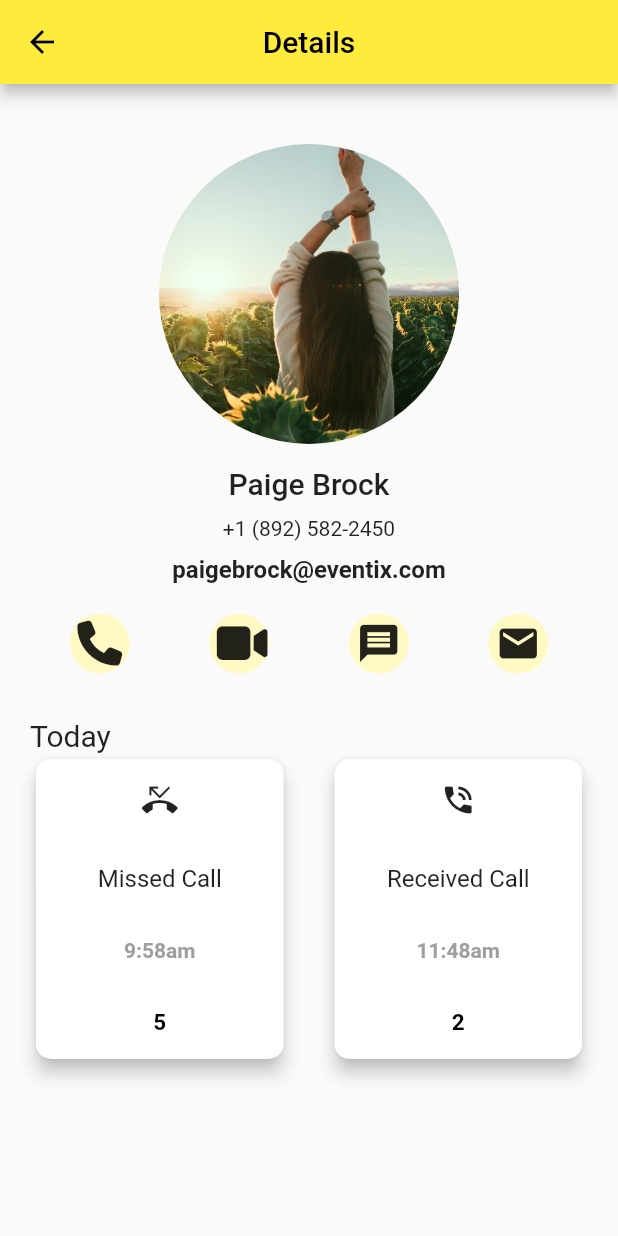
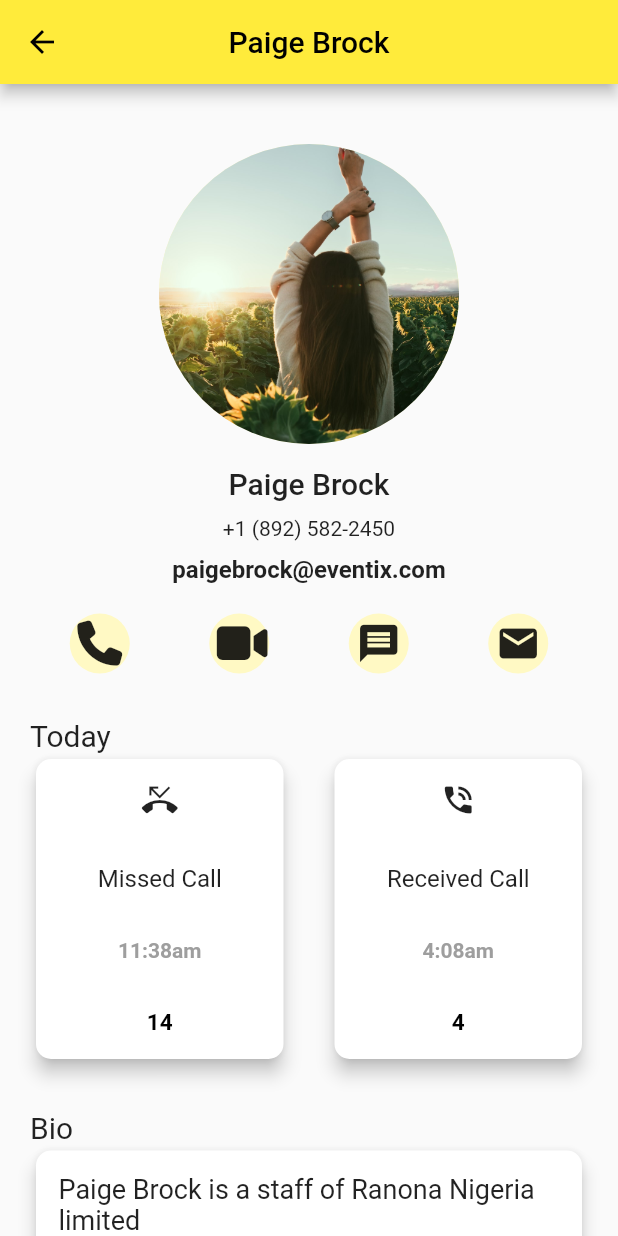
Before and after one commit to OstrichFarmer/contact_app, a Flutter app: the screen it shows after launch, after a tap on "Paige Brock", on a phone screen of 412 x 824 dp. Run offline on Flutter 3.47's test engine with Material 2 defaults, Android fonts, the phone set to English and light mode, and no system bars; our stand-ins replace font_awesome_flutter, google_fonts; Roboto replaces fonts that are missing (Abel, Aclonica).

Commit message:
finished the contact app

```diff
--- a/lib/contact_detail.dart
+++ b/lib/contact_detail.dart
@@ -22,7 +22,7 @@ class ContactDetailScreen extends StatelessWidget {
   Widget build(BuildContext context) {
     return Scaffold(
         appBar: AppBar(
-          title: const Text('Details'),
+          title: Text(name),
           centerTitle: true,
         ),
         body: SingleChildScrollView(
@@ -124,14 +124,14 @@ class ContactDetailScreen extends StatelessWidget {
                                     fontSize: 16, fontWeight: FontWeight.w400),
                               ),
                               Text(
-                                '9:58am',
+                                '11:38am',
                                 style: TextStyle(
                                     color: Colors.grey,
                                     fontSize: 14,
                                     fontWeight: FontWeight.bold),
                               ),
                               Text(
-                                '5',
+                                '14',
                                 style: TextStyle(
                                     fontSize: 15,
                                     color: Colors.black,
@@ -159,14 +159,14 @@ class ContactDetailScreen extends StatelessWidget {
                                     fontSize: 16, fontWeight: FontWeight.w400),
                               ),
                               Text(
-                                '11:48am',
+                                '4:08am',
                                 style: TextStyle(
                                     color: Colors.grey,
                                     fontSize: 14,
                                     fontWeight: FontWeight.bold),
                               ),
                               Text(
-                                '2',
+                                '4',
                                 style: TextStyle(
                                     fontSize: 15,
                                     color: Colors.black,
@@ -178,25 +178,42 @@ class ContactDetailScreen extends StatelessWidget {
                       )
                     ],
                   ),
-                  // const SizedBox(
-                  //   height: 30,
-                  // ),
-                  // Text(
-                  //   'Bio',
-                  //   style: GoogleFonts.aclonica(fontSize: 20),
-                  // ),
-                  // const Card(
-                  //   elevation: 5,
-                  //   shape: RoundedRectangleBorder(
-                  //     borderRadius: BorderRadius.all(
-                  //       Radius.circular(10),
-                  //     ),
-                  //   ),
-                  //   child: SizedBox(
-                  //     height: 100,
-                  //     width: double.infinity,
-                  //   ),
-                  // )
+                  const SizedBox(
+                    height: 30,
+                  ),
+                  Text(
+                    'Bio',
+                    style: GoogleFonts.aclonica(fontSize: 20),
+                  ),
+                  Card(
+                    elevation: 5,
+                    shape: const RoundedRectangleBorder(
+                      borderRadius: BorderRadius.all(
+                        Radius.circular(10),
+                      ),
+                    ),
+                    child: SizedBox(
+                      height: 100,
+                      width: double.infinity,
+                      child: Padding(
+                        padding: const EdgeInsets.all(15.0),
+                        child: Column(
+                          crossAxisAlignment: CrossAxisAlignment.start,
+                          children: [
+                            Text(
+                              '$name is a staff of Ranona Nigeria limited ',
+                              style: const TextStyle(
+                                  fontSize: 18, fontWeight: FontWeight.w400),
+                            ),
+                            const SizedBox(
+                              height: 10,
+                            ),
+                            Text('Email: $email')
+                          ],
+                        ),
+                      ),
+                    ),
+                  )
                 ],
               )),
         ));
--- a/lib/contact_screen.dart
+++ b/lib/contact_screen.dart
@@ -1,10 +1,13 @@
 import 'package:contact_app/contact_detail.dart';
 import 'package:contact_app/dummy_data.dart';
 import 'package:flutter/material.dart';
+import 'package:font_awesome_flutter/font_awesome_flutter.dart';
 import 'package:google_fonts/google_fonts.dart';
 
 class ContactScreen extends StatefulWidget {
-  const ContactScreen({Key? key}) : super(key: key);
+  const ContactScreen({
+    Key? key,
+  }) : super(key: key);
 
   @override
   State<ContactScreen> createState() => _ContactScreenState();
@@ -34,6 +37,12 @@ class _ContactScreenState extends State<ContactScreen> {
       onTap: (() => FocusScope.of(context).unfocus()),
       child: Scaffold(
         appBar: AppBar(
+          actions: const [
+            Icon(FontAwesomeIcons.user),
+            SizedBox(
+              width: 15,
+            )
+          ],
           title: const Text('Contacts'),
           centerTitle: true,
         ),
@@ -85,9 +94,9 @@ class _ContactScreenState extends State<ContactScreen> {
                                 ),
                                 Text(
                                   contactDetails[index].name,
-                                  style: GoogleFonts.aclonica(
+                                  style: GoogleFonts.montserrat(
                                     fontSize: 18,
-                                    fontWeight: FontWeight.w500,
+                                    fontWeight: FontWeight.w600,
                                   ),
                                 ),
                               ],
--- a/lib/main.dart
+++ b/lib/main.dart
@@ -1,4 +1,5 @@
 import 'package:contact_app/contact_screen.dart';
+import 'package:contact_app/dummy_data.dart';
 import 'package:flutter/material.dart';
 
 void main() {
@@ -6,7 +7,8 @@ void main() {
 }
 
 class MyApp extends StatelessWidget {
-  const MyApp({Key? key}) : super(key: key);
+  const MyApp({Key? key, }) : super(key: key);
+
 
   @override
   Widget build(BuildContext context) {
```
Also changed, not shown: 1 other file.
